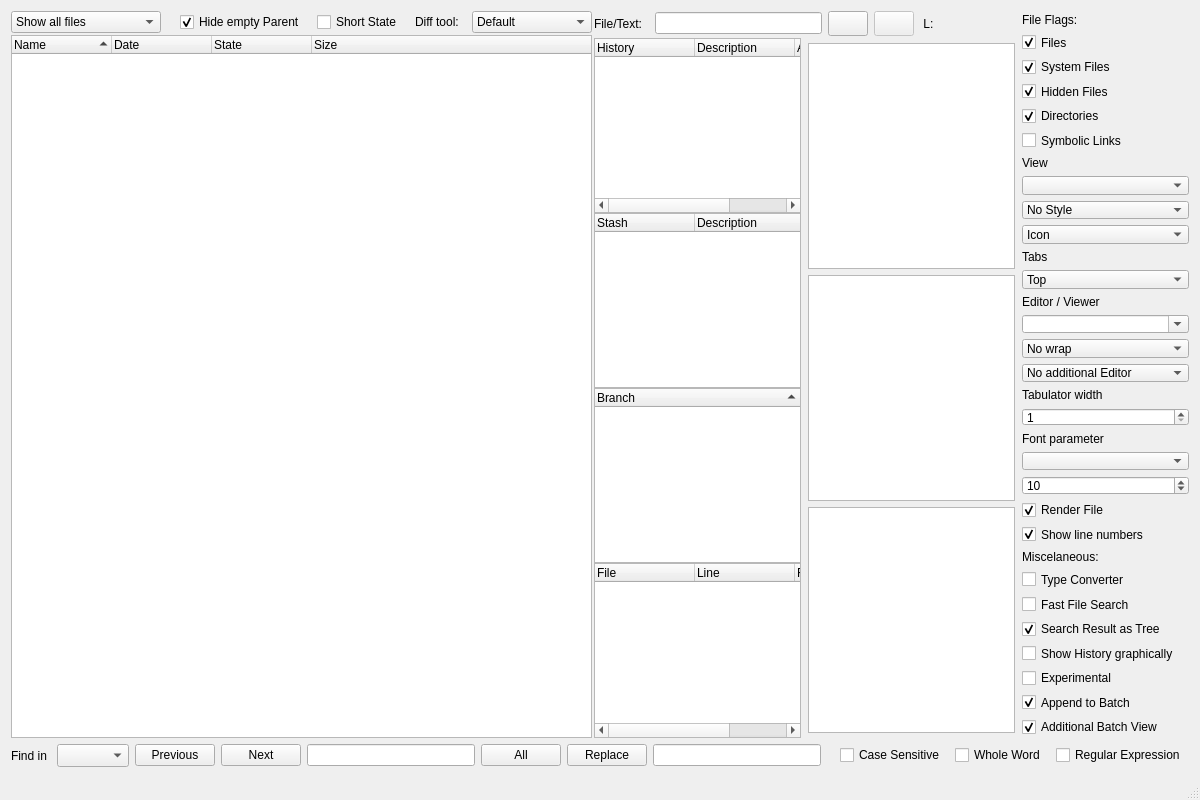
Rolloke/GUI-Apps, file source/mainwindow.ui: the form before one commit.
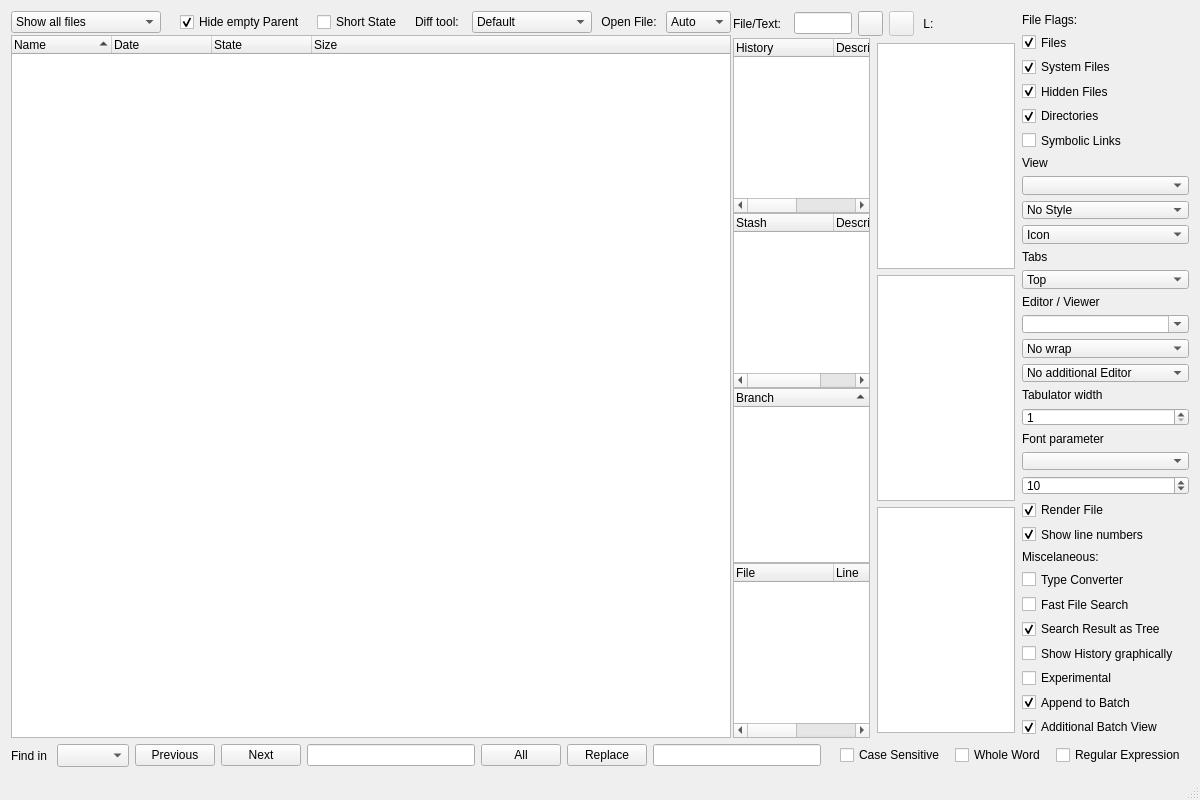
The form after the commit. Icons and pictures are not drawn. Custom widgets are drawn as their Qt base class.

Commit message: select open file as auto, text, binary

The edit to the form file:
```diff
--- a/source/mainwindow.ui
+++ b/source/mainwindow.ui
@@ -231,6 +231,35 @@
             </item>
            </widget>
           </item>
+          <item>
+           <widget class="QLabel" name="labelOpenFile">
+            <property name="text">
+             <string> Open File: </string>
+            </property>
+           </widget>
+          </item>
+          <item>
+           <widget class="QComboBox" name="comboOpenFile">
+            <property name="toolTip">
+             <string>Select open file as text or binary</string>
+            </property>
+            <item>
+             <property name="text">
+              <string>Auto</string>
+             </property>
+            </item>
+            <item>
+             <property name="text">
+              <string>Text</string>
+             </property>
+            </item>
+            <item>
+             <property name="text">
+              <string>Binary</string>
+             </property>
+            </item>
+           </widget>
+          </item>
          </layout>
         </item>
         <item>
```
The commit also changes 2 other files.
